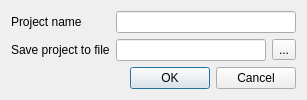
violethaze74/ugene, file src/ugeneui/src/project_support/CreateNewProjectWidget.ui: the form before one commit.
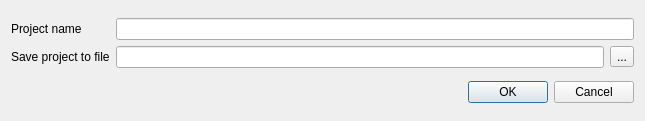
The form after the commit.

The edit to the form file:
```diff
--- a/src/ugeneui/src/project_support/CreateNewProjectWidget.ui
+++ b/src/ugeneui/src/project_support/CreateNewProjectWidget.ui
@@ -6,8 +6,8 @@
    <rect>
     <x>0</x>
     <y>0</y>
-    <width>307</width>
-    <height>97</height>
+    <width>645</width>
+    <height>121</height>
    </rect>
   </property>
   <property name="sizePolicy">
```
